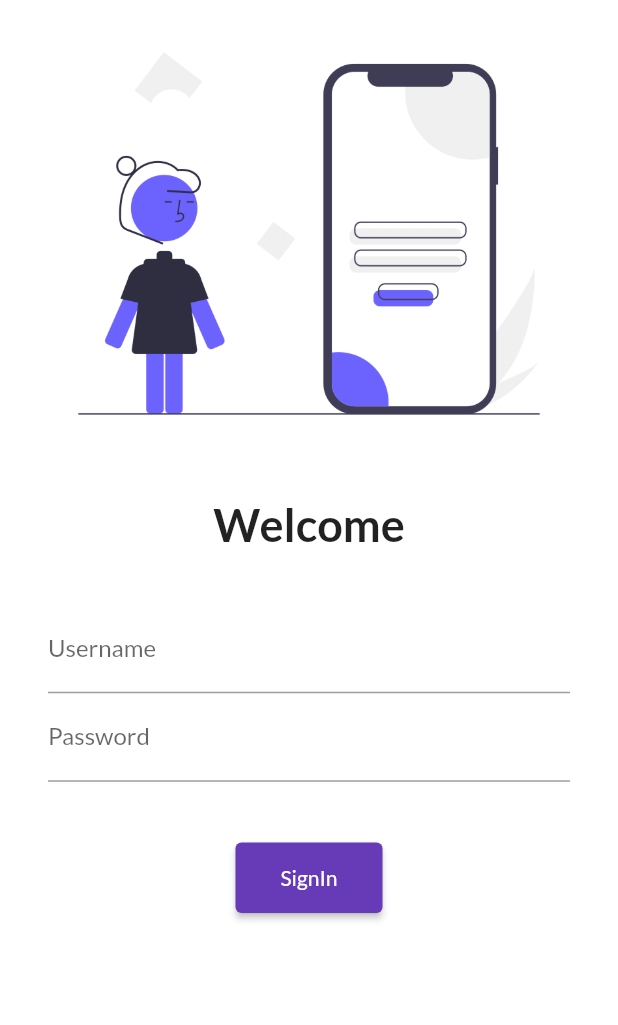
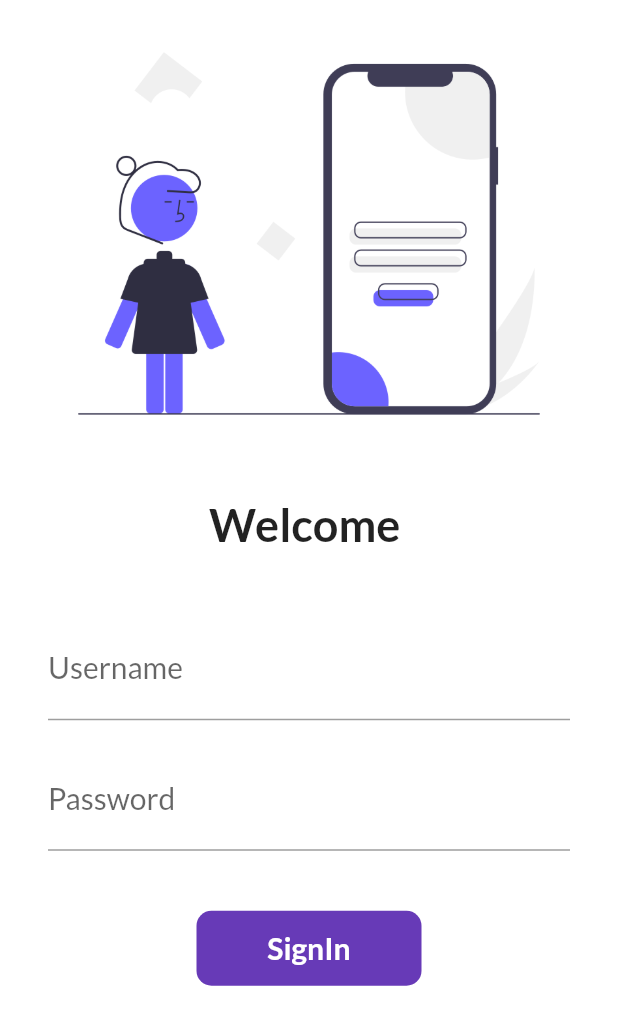
Before and after one commit to RushikeshTokapure/flutter_catalog_application, a Flutter app: the screen it shows after launch, on a phone screen of 412 x 824 dp. Shown: the top 1025 px of the screen. Run offline on Flutter 3.47's test engine with Material 2 defaults, Android fonts, the phone set to English and light mode, and no system bars; our stand-ins replace google_fonts.

Commit message:
task6 commit

```diff
--- a/lib/screens/login_page.dart
+++ b/lib/screens/login_page.dart
@@ -1,7 +1,15 @@
 import 'package:flutter/material.dart';
 import 'package:flutter_catalog/utils/routes.dart';
 
-class LoginPage extends StatelessWidget {
+class LoginPage extends StatefulWidget {
+  @override
+  State<LoginPage> createState() => _LoginPageState();
+}
+
+class _LoginPageState extends State<LoginPage> {
+  String name = "";
+  bool changeBtn = false;
+
   @override
   Widget build(BuildContext context) {
     return Material(
@@ -17,14 +25,14 @@ class LoginPage extends StatelessWidget {
               height: 20.0,
             ),
             Text(
-              "Welcome",
+              "Welcome $name",
               style: TextStyle(
                 fontSize: 30,
                 fontWeight: FontWeight.bold,
               ),
             ),
             SizedBox(
-              height: 20.0,
+              height: 30.0,
             ),
             Padding(
               padding:
@@ -33,8 +41,21 @@ class LoginPage extends StatelessWidget {
                 TextFormField(
                   decoration: InputDecoration(
                       hintText: "Enter username", labelText: "Username"),
+                  onChanged: (value) {
+                    name = value;
+                    setState(() {});
+                  },
+                  style: TextStyle(
+                    fontSize: 20,
+                  ),
+                ),
+                SizedBox(
+                  height: 20.0,
                 ),
                 TextFormField(
+                  style: TextStyle(
+                    fontSize: 20,
+                  ),
                   obscureText: true,
                   decoration: InputDecoration(
                       hintText: "Enter password", labelText: "Password"),
@@ -42,15 +63,47 @@ class LoginPage extends StatelessWidget {
                 SizedBox(
                   height: 40.0,
                 ),
-                ElevatedButton(
-                  onPressed: () {
+                InkWell(
+                  onTap: () async {
+                    setState(() {
+                      changeBtn = true;
+                    });
+                    await Future.delayed(Duration(seconds: 1));
                     Navigator.pushNamed(context, Routes.homeRoute);
                   },
-                  child: Text("SignIn"),
-                  style: TextButton.styleFrom(
-                      padding:
-                          EdgeInsets.symmetric(vertical: 15, horizontal: 30)),
-                ),
+                  child: AnimatedContainer(
+                    duration: Duration(seconds: 1),
+                    width: changeBtn ? 50 : 150,
+                    height: 50,
+                    alignment: Alignment.center,
+                    child: changeBtn
+                        ? Icon(
+                            Icons.done,
+                            color: Colors.white,
+                          )
+                        : Text(
+                            "SignIn",
+                            style: TextStyle(
+                              color: Colors.white,
+                              fontWeight: FontWeight.bold,
+                              fontSize: 20,
+                            ),
+                          ),
+                    decoration: BoxDecoration(
+                        color: Colors.deepPurple,
+                        borderRadius:
+                            BorderRadius.circular(changeBtn ? 50 : 10)),
+                  ),
+                )
+                // ElevatedButton(
+                //   onPressed: () {
+                //     Navigator.pushNamed(context, Routes.homeRoute);
+                //   },
+                //   child: Text("SignIn"),
+                //   style: TextButton.styleFrom(
+                //       padding:
+                //           EdgeInsets.symmetric(vertical: 15, horizontal: 30)),
+                // ),
               ]),
             ),
           ],
```
